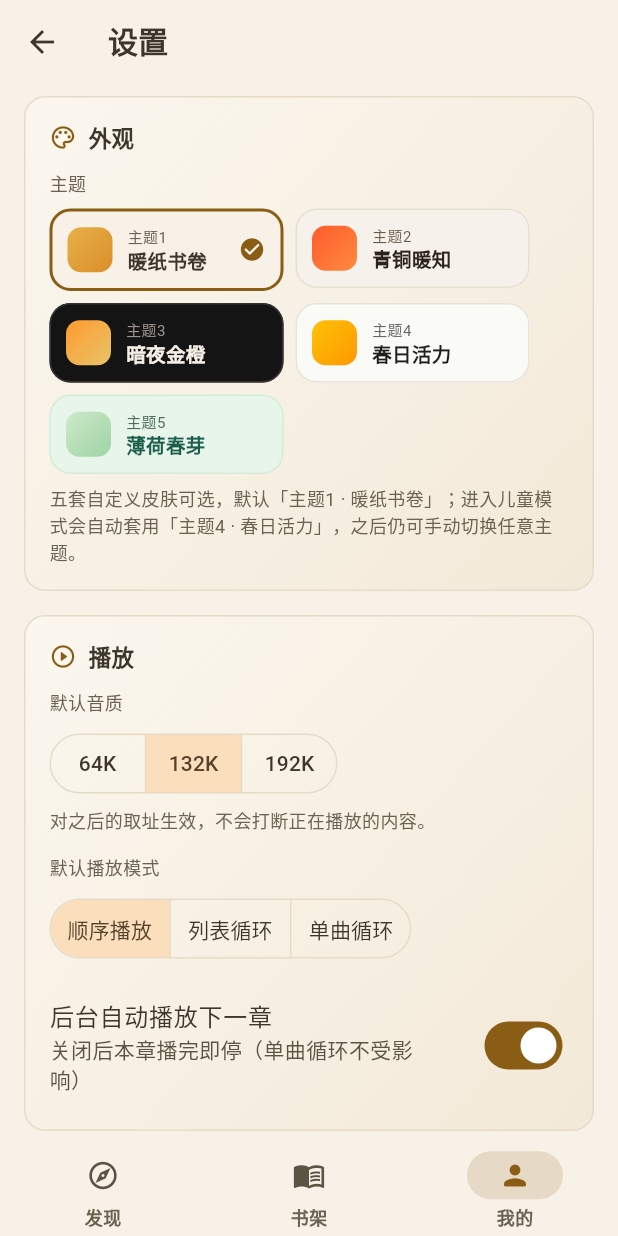
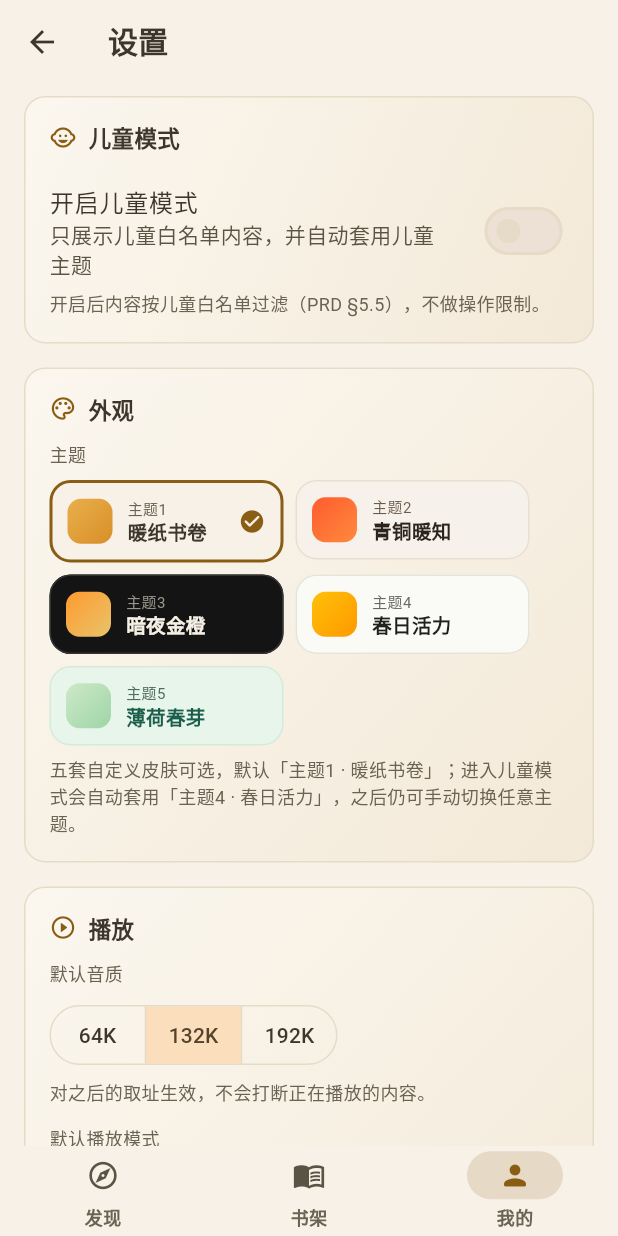
Before and after one commit to 51www/kele-audio, a Flutter app: the SettingsPage screen opened by its route, on a phone screen of 412 x 824 dp. Run offline on Flutter 3.47's test engine with Material 3 defaults, Android fonts, the phone set to English and light mode, and no system bars; our stand-ins replace audio_service, cached_network_image, dio, flutter_cache_manager, go_router, shared_preferences and 1 more; missing offline and left inert: dart:js_interop, media_kit; accounts and stored records are empty; network calls fail.

Commit message:
feat: 品牌 Logo 统一为真实切图 + 儿童模式入口迁入设置页 - 新增 KeleLogo 组件（docs/images/icon_app.png 256px 全出血切图），发现页/关于页统一复用，移除「可」字渐变占位 - 发现页顶部品牌栏按需求隐藏，改为内容流顶部搜索胶囊（点击整条跳搜索页，儿童模式收起）；移除顶部儿童模式开关 - 儿童模式开关收拢至设置页（开启直接生效，关闭走二次确认），_toggleKids 逻辑随之迁移 - Android 自适应图标（API 26+）：新增 ic_launcher.xml 前景全出血 + 背景兜底色，兼容旧版 mipmap 全出血重生成，消除启动器留白 - 新增 tool/gen_icons.ps1 从源图裁透明边并批量输出各尺寸切图；pubspec 声明 icon_app.png 资产 - widget_test 断言同步改为搜索胶囊文案

```diff
--- a/lib/features/profile/pages/settings_page.dart
+++ b/lib/features/profile/pages/settings_page.dart
@@ -12,6 +12,8 @@ import '../../../core/services/settings_store.dart';
 
 /// 设置页（PRD §5.6.4，M5 接线）。
 ///
+/// - 儿童模式：开关入口收拢到这里（原发现页顶部开关已移除），
+///   开启直接生效（自动套儿童默认主题），关闭走二次确认防误触；
 /// - 主题：一般模式 / 儿童模式各一套皮肤（五个预设，默认主题1 / 主题4，立即生效 + 重启保留）；
 /// - 默认音质 / 默认播放模式 / 后台自动播放下一章：接入 M2 播放参数
 ///   （同一套 PlayerPrefs key，播放页临时切换与这里共享持久化）；
@@ -37,6 +39,29 @@ class SettingsPage extends StatelessWidget {
           tokens.spaceLg,
         ),
         children: [
+          _SectionCard(
+            icon: Icons.child_care_rounded,
+            title: '儿童模式',
+            child: Column(
+              crossAxisAlignment: CrossAxisAlignment.start,
+              children: [
+                SwitchListTile(
+                  contentPadding: EdgeInsets.zero,
+                  title: const Text('开启儿童模式'),
+                  subtitle: const Text('只展示儿童白名单内容，并自动套用儿童主题'),
+                  value: theme.children,
+                  onChanged: (v) => _toggleKids(context, theme.children),
+                ),
+                Text(
+                  theme.children
+                      ? '儿童模式已开启：发现页只保留儿童分类，搜索入口收起。'
+                      : '开启后内容按儿童白名单过滤（PRD §5.5），不做操作限制。',
+                  style: tokens.captionStyle,
+                ),
+              ],
+            ),
+          ),
+          SizedBox(height: tokens.spaceMd),
           _SectionCard(
             icon: Icons.palette_outlined,
             title: '外观',
@@ -148,6 +173,33 @@ class SettingsPage extends StatelessWidget {
     );
   }
 
+  /// 儿童模式开关（原发现页顶部入口迁入）：开启直接切，
+  /// 关闭走二次确认弹层防误触（ThemeController.setChildren 约定）。
+  Future<void> _toggleKids(BuildContext context, bool current) async {
+    if (current) {
+      final ok = await showDialog<bool>(
+        context: context,
+        builder: (dialogContext) => AlertDialog(
+          title: const Text('退出儿童模式？'),
+          content: const Text('退出后将恢复成人分类与常规内容，主题保持当前选择。'),
+          actions: [
+            TextButton(
+              onPressed: () => Navigator.of(dialogContext).pop(false),
+              child: const Text('取消'),
+            ),
+            FilledButton(
+              onPressed: () => Navigator.of(dialogContext).pop(true),
+              child: const Text('退出'),
+            ),
+          ],
+        ),
+      );
+      if (ok != true) return;
+    }
+    if (!context.mounted) return;
+    await context.read<ThemeController>().setChildren(!current);
+  }
+
   Future<void> _confirmClearImages(BuildContext context) async {
     final messenger = ScaffoldMessenger.of(context);
     final ok = await showDialog<bool>(
--- a/pubspec.yaml
+++ b/pubspec.yaml
@@ -81,6 +81,8 @@ flutter:
     - assets/api/content_config.json
     # 儿童白名单配置（M6 / PRD §7.3，内置默认 + 远端覆盖）
     - assets/api/children_config.json
+    # 品牌 logo（docs/images/icon.png 的 256px 切图，KeleLogo 组件统一引用）
+    - docs/images/icon_app.png
   #   - images/a_dot_ham.jpeg
 
   # An image asset can refer to one or more resolution-specific "variants", see
```
Also changed, not shown: lib/app/widgets/kele_logo.dart (added, +30 -0 lines), lib/features/discover/discover_page.dart (+28 -75 lines), lib/features/profile/pages/about_page.dart (+2 -17 lines), docs/images/icon_app.png (added), docs/images/icon_fullbleed.png (added), 14 other files.
